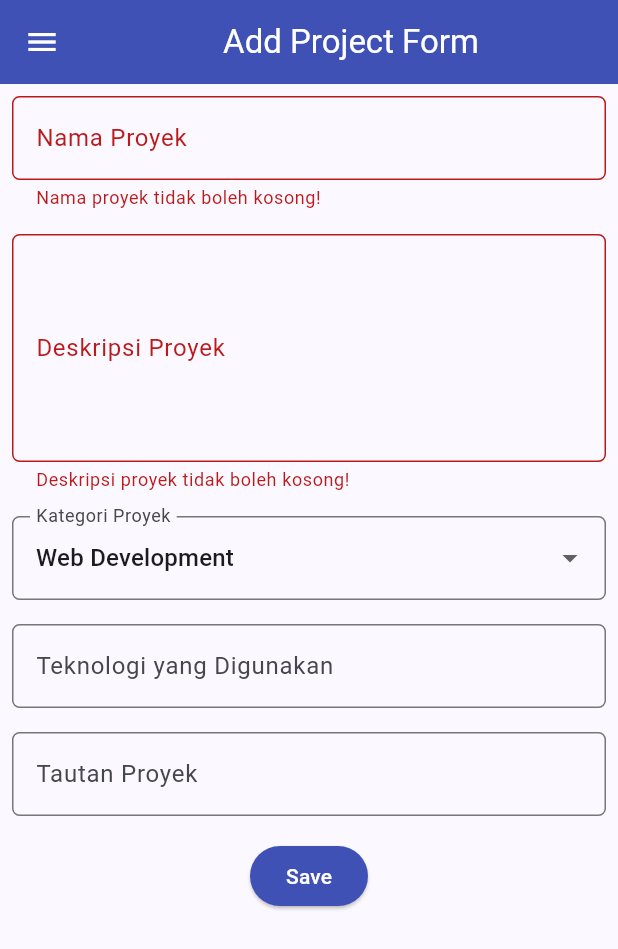
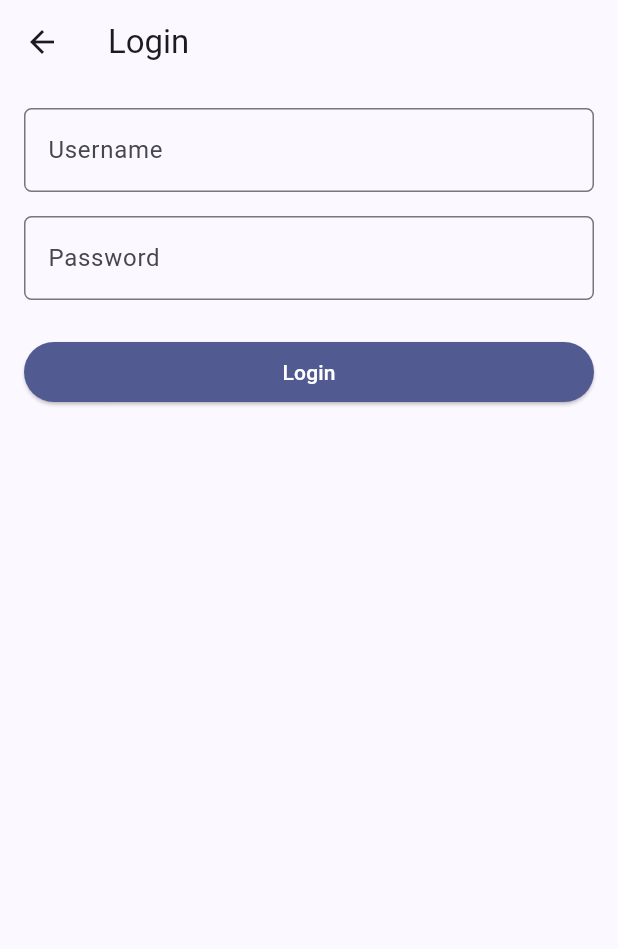
Before and after one commit to vlixl/myportofolio_mobile, a Flutter app: the ProjectFormPage screen opened directly, after a tap on "Save", on a phone screen of 412 x 824 dp. Shown: the top 949 px of the screen. Run offline on Flutter 3.47's test engine with Material 3 defaults, Android fonts, the phone set to English and light mode, and no system bars; our stand-ins replace material_ui; generated files the repository leaves out were written again.

Commit message:
chore: Token Authentication, Route Guard, and Authenticated POST

```diff
--- a/lib/main.dart
+++ b/lib/main.dart
@@ -1,16 +1,28 @@
 import 'package:material_ui/material_ui.dart';
 import 'package:myportofolio_mobile/screens/menu.dart';
+import 'package:myportofolio_mobile/services/api_client.dart';
+import 'package:myportofolio_mobile/services/auth_state.dart';
+import 'package:provider/provider.dart';
 
 void main() {
-  runApp(const MyApp());
+  runApp(MyApp(apiClient: ApiClient()));
 }
 
 class MyApp extends StatelessWidget {
-  const MyApp({super.key});
+  const MyApp({required this.apiClient, super.key});
+
+  final ApiClient apiClient;
 
   @override
   Widget build(BuildContext context) {
-    return MaterialApp(
+    // MultiProvider wraps the app and injects a collection of Provider objects.
+    // We usually use Provider object to pass one or more frequently reused objects such as API client or authentication state to the widgets in the tree.
+    return MultiProvider(
+      providers: [
+        Provider.value(value: apiClient),
+        ChangeNotifierProvider(create: (context) => AuthState(apiClient)),
+      ],
+      child: MaterialApp(
         title: 'MyPortfolio',
         theme: ThemeData(
           colorScheme: ColorScheme.fromSeed(
@@ -20,6 +32,7 @@ class MyApp extends StatelessWidget {
           useMaterial3: true,
         ),
         home: MyHomePage(),
+      ),
     );
   }
 }
--- /dev/null
+++ b/lib/screens/login_screen.dart
@@ -0,0 +1,117 @@
+import 'package:material_ui/material_ui.dart';
+import 'package:myportofolio_mobile/services/api_client.dart';
+import 'package:myportofolio_mobile/services/auth_state.dart';
+import 'package:provider/provider.dart';
+
+class LoginScreen extends StatefulWidget {
+  const LoginScreen({super.key});
+
+  @override
+  State<LoginScreen> createState() => _LoginScreenState();
+}
+
+class _LoginScreenState extends State<LoginScreen> {
+  final _formKey = GlobalKey<FormState>();
+
+  String _username = '';
+  String _password = '';
+  bool _isSubmitting = false;
+
+  Future<void> _submit() async {
+    if (!_formKey.currentState!.validate()) return;
+
+    setState(() {
+      _isSubmitting = true;
+    });
+
+    final auth = context.read<AuthState>();
+    final messenger = ScaffoldMessenger.of(context);
+
+    try {
+      await auth.login(_username, _password);
+      if (mounted){
+        Navigator.pop(context, true);
+      }
+    } on ApiException catch (e) {
+      messenger.showSnackBar(
+        SnackBar(
+          content: Text('Login failed: ${e.statusCode}'),
+          backgroundColor: Colors.red,
+        ),
+      );
+    } finally {
+      if (mounted){
+        setState(() {
+          _isSubmitting = false;
+        });
+      }
+    }
+  }
+
+  @override
+  Widget build(BuildContext context) {
+    return Scaffold(
+      appBar: AppBar(title: const Text('Login')),
+      body: Form(
+        key: _formKey,
+        child: SingleChildScrollView(
+          padding: const EdgeInsets.all(16),
+          child: Column(
+            crossAxisAlignment: CrossAxisAlignment.stretch,
+            children: [
+              TextFormField(
+                decoration: InputDecoration(
+                  hintText: 'Username',
+                  labelText: 'Username',
+                  border: OutlineInputBorder(
+                    borderRadius: BorderRadius.circular(5),
+                  ),
+                ),
+                onChanged: (value) => _username = value,
+                validator: (value) {
+                  if (value == null || value.isEmpty) {
+                    return 'Username cannot be empty!';
+                  }
+                  return null;
+                },
+              ),
+              const SizedBox(height: 16),
+              TextFormField(
+                obscureText: true,
+                decoration: InputDecoration(
+                  hintText: 'Password',
+                  labelText: 'Password',
+                  border: OutlineInputBorder(
+                    borderRadius: BorderRadius.circular(5),
+                  ),
+                ),
+                onChanged: (value) => _password = value,
+                validator: (value) {
+                  if (value == null || value.isEmpty) {
+                    return 'Password cannot be empty!';
+                  }
+                  return null;
+                },
+              ),
+              const SizedBox(height: 24),
+              ElevatedButton(
+                style: ElevatedButton.styleFrom(
+                  backgroundColor: Theme.of(context).colorScheme.primary,
+                  foregroundColor: Colors.white,
+                ),
+                onPressed: _isSubmitting ? null : _submit,
+                child: _isSubmitting
+                    ? const SizedBox(
+                        height: 20,
+                        width: 20,
+                        child: CircularProgressIndicator(strokeWidth: 2),
+                      )
+                    : const Text('Login'),
+              ),
+            ],
+          ),
+        ),
+      ),
+    );
+  }
+}
--- a/lib/screens/project_form.dart
+++ b/lib/screens/project_form.dart
@@ -1,5 +1,11 @@
 import 'package:material_ui/material_ui.dart';
+import 'package:myportofolio_mobile/models/project.dart';
+import 'package:myportofolio_mobile/services/api_client.dart';
 import 'package:myportofolio_mobile/widgets/left_drawer.dart';
+import 'package:provider/provider.dart';
+import 'package:myportofolio_mobile/services/auth_state.dart';
+import 'package:myportofolio_mobile/widgets/auth_guard.dart';
+import 'package:myportofolio_mobile/screens/login_screen.dart';
 
 class ProjectFormPage extends StatefulWidget {
   const ProjectFormPage({super.key});
@@ -11,19 +17,11 @@ class ProjectFormPage extends StatefulWidget {
 class _ProjectFormPageState extends State<ProjectFormPage> {
   final _formKey = GlobalKey<FormState>();
 
-  String _projectName = "";
+  String _title = "";
   String _description = "";
-  String _category = "Web Development"; // default
-  String _technologies = "";
-  String _projectLink = "";
-
-  final List<String> _categories = [
-    'Web Development',
-    'Mobile Development',
-    'Machine Learning',
-    'Data Science',
-    'Other',
-  ];
+  String _techStack = "";
+  String _projectUrl = "";
+  String _projectImageUrl = "";
 
   @override
   Widget build(BuildContext context) {
@@ -53,7 +51,7 @@ class _ProjectFormPageState extends State<ProjectFormPage> {
                   ),
                   onChanged: (String? value) {
                     setState(() {
-                      _projectName = value!;
+                      _title = value!;
                     });
                   },
                   validator: (String? value) {
@@ -91,33 +89,6 @@ class _ProjectFormPageState extends State<ProjectFormPage> {
                 ),
               ),
 
-              // === Category ===
-              Padding(
-                padding: const EdgeInsets.all(8.0),
-                child: DropdownButtonFormField<String>(
-                  decoration: InputDecoration(
-                    labelText: "Kategori Proyek",
-                    border: OutlineInputBorder(
-                      borderRadius: BorderRadius.circular(5.0),
-                    ),
-                  ),
-                  initialValue: _category,
-                  items: _categories
-                      .map(
-                        (category) => DropdownMenuItem(
-                          value: category,
-                          child: Text(category),
-                        ),
-                      )
-                      .toList(),
-                  onChanged: (String? newValue) {
-                    setState(() {
-                      _category = newValue!;
-                    });
-                  },
-                ),
-              ),
-
               // === Technologies ===
               Padding(
                 padding: const EdgeInsets.all(8.0),
@@ -131,13 +102,13 @@ class _ProjectFormPageState extends State<ProjectFormPage> {
                   ),
                   onChanged: (String? value) {
                     setState(() {
-                      _technologies = value!;
+                      _techStack = value!;
                     });
                   },
                 ),
               ),
 
-              // === Project Link ===
+              // === Project URL ===
               Padding(
                 padding: const EdgeInsets.all(8.0),
                 child: TextFormField(
@@ -150,7 +121,26 @@ class _ProjectFormPageState extends State<ProjectFormPage> {
                   ),
                   onChanged: (String? value) {
                     setState(() {
-                      _projectLink = value!;
+                      _projectUrl = value!;
+                    });
+                  },
+                ),
+              ),
+
+              // === Project Image URL ===
+              Padding(
+                padding: const EdgeInsets.all(8.0),
+                child: TextFormField(
+                  decoration: InputDecoration(
+                    hintText: "URL Gambar Proyek (opsional)",
+                    labelText: "Gambar Proyek",
+                    border: OutlineInputBorder(
+                      borderRadius: BorderRadius.circular(5.0),
+                    ),
+                  ),
+                  onChanged: (String? value) {
+                    setState(() {
+                      _projectImageUrl = value!;
                     });
                   },
                 ),
@@ -165,22 +155,44 @@ class _ProjectFormPageState extends State<ProjectFormPage> {
                     style: ButtonStyle(
                       backgroundColor: WidgetStateProperty.all(Colors.indigo),
                     ),
-                    onPressed: () {
+                    onPressed: () async {
+                      if (!await ensureLoggedIn(context)) return;
+                      if (!context.mounted) return;
                       if (_formKey.currentState!.validate()) {
+                        final token = context.read<AuthState>().token;
+                        if (token == null) return;
+
+                        final newProject = Project(
+                          title: _title,
+                          description: _description,
+                          techStack: _techStack,
+                          projectUrl: _projectUrl,
+                          projectImageUrl: _projectImageUrl,
+                        );
+
+                        try {
+                          await context.read<ApiClient>().createProject(
+                            newProject,
+                            token: token,
+                          );
+                          if (!context.mounted) return;
                           showDialog(
                             context: context,
                             builder: (context) {
                               return AlertDialog(
-                              title: const Text('Proyek berhasil ditambahkan!'),
+                                title: const Text(
+                                  'Proyek berhasil ditambahkan!',
+                                ),
                                 content: SingleChildScrollView(
                                   child: Column(
-                                  crossAxisAlignment: CrossAxisAlignment.start,
+                                    crossAxisAlignment:
+                                        CrossAxisAlignment.start,
                                     children: [
-                                    Text('Nama Proyek: $_projectName'),
+                                      Text('Nama Proyek: $_title'),
                                       Text('Deskripsi: $_description'),
-                                    Text('Kategori: $_category'),
-                                    Text('Teknologi: $_technologies'),
-                                    Text('Tautan: $_projectLink'),
+                                      Text('Teknologi: $_techStack'),
+                                      Text('Tautan: $_projectUrl'),
+                                      Text('Gambar: $_projectImageUrl'),
                                     ],
                                   ),
                                 ),
@@ -196,6 +208,25 @@ class _ProjectFormPageState extends State<ProjectFormPage> {
                               );
                             },
                           );
+                        } on ApiException catch (e) {
+                          if (e.statusCode == 401) {
+                            if (!context.mounted) return;
+                            await context.read<AuthState>().logout();
+
+                            if (!context.mounted) return;
+                            await ensureLoggedIn(context);
+                          } else {
+                            if (!context.mounted) return;
+
+                            ScaffoldMessenger.of(context).showSnackBar(
+                              SnackBar(
+                                content: Text(
+                                  'Failed to create project: ${e.statusCode}',
+                                ),
+                              ),
+                            );
+                          }
+                        }
                       }
                     },
                     child: const Text(
--- /dev/null
+++ b/lib/services/auth_state.dart
@@ -0,0 +1,32 @@
+import 'package:flutter/foundation.dart';
+import 'package:myportofolio_mobile/services/api_client.dart';
+
+/// Holds the in-memory authentication token for the current session.
+class AuthState extends ChangeNotifier {
+  AuthState(this._apiClient, {String? initialToken}) : _token = initialToken;
+
+  final ApiClient _apiClient;
+  String? _token;
+
+  String? get token => _token;
+  bool get isLoggedIn => _token != null;
+
+  Future<void> login(String username, String password) async {
+    _token = await _apiClient.obtainToken(username, password);
+    notifyListeners();
+  }
+
+  Future<void> logout() async {
+    final current = _token;
+    if (current == null) return;
+
+    try {
+      await _apiClient.logout(token: current);
+    } on ApiException {
+      // Continue with local logout even if server logout fails.
+    } finally {
+      _token = null;
+      notifyListeners();
+    }
+  }
+}
--- /dev/null
+++ b/lib/widgets/auth_guard.dart
@@ -0,0 +1,14 @@
+import 'package:material_ui/material_ui.dart';
+import 'package:myportofolio_mobile/screens/login_screen.dart';
+import 'package:myportofolio_mobile/services/auth_state.dart';
+import 'package:provider/provider.dart';
+
+/// Ensures the user is authenticated, pushing [LoginScreen] when needed.
+Future<bool> ensureLoggedIn(BuildContext context) async {
+  if (context.read<AuthState>().isLoggedIn) return true;
+  final loggedIn = await Navigator.push<bool>(
+    context,
+    MaterialPageRoute(builder: (context) => const LoginScreen()),
+  );
+  return loggedIn ?? false;
+}
--- a/lib/widgets/left_drawer.dart
+++ b/lib/widgets/left_drawer.dart
@@ -2,12 +2,18 @@ import 'package:material_ui/material_ui.dart';
 import 'package:myportofolio_mobile/screens/menu.dart';
 import 'package:myportofolio_mobile/screens/project_form.dart';
 import 'package:myportofolio_mobile/screens/achievement_form.dart';
+import 'package:provider/provider.dart';
+import 'package:myportofolio_mobile/services/auth_state.dart';
+import 'package:myportofolio_mobile/widgets/auth_guard.dart';
+import 'package:myportofolio_mobile/screens/login_screen.dart';
 
 class LeftDrawer extends StatelessWidget {
+
   const LeftDrawer({super.key});
 
   @override
   Widget build(BuildContext context) {
+    final isLoggedIn = context.watch<AuthState>().isLoggedIn;
     return Drawer(
       child: ListView(
         children: [
@@ -43,11 +49,14 @@ class LeftDrawer extends StatelessWidget {
               );
             },
           ),
+
           ListTile(
             leading: const Icon(Icons.add_circle_outline),
             title: const Text('Add Project'),
             // Navigasi ke halaman tambah proyek
-            onTap: () {
+            onTap: () async {
+              if (!await ensureLoggedIn(context)) return;
+              if (!context.mounted) return;
               Navigator.push(
                 context,
                 MaterialPageRoute(
@@ -59,7 +68,7 @@ class LeftDrawer extends StatelessWidget {
           ListTile(
             leading: const Icon(Icons.add_circle_outline),
             title: const Text('Add Achievement'),
-            // Navigasi ke halaman tambah proyek
+            // Navigasi ke halaman tambah achievement
             onTap: () {
               Navigator.push(
                 context,
@@ -69,6 +78,27 @@ class LeftDrawer extends StatelessWidget {
               );
             },
           ),
+
+          if (!isLoggedIn)
+          ListTile(
+            leading: const Icon(Icons.login),
+            title: const Text('login'),
+            onTap: () {
+              Navigator.push(
+                context,
+                MaterialPageRoute(
+                  builder: (context) => LoginScreen(),
+                ),
+              );
+            },
+          ),
+
+          if (isLoggedIn)
+          ListTile(
+            leading: const Icon(Icons.logout),
+            title: const Text('logout'),
+            onTap: () => context.read<AuthState>().logout(),
+          ),
         ],
       ),
     );
```
Also changed, not shown: lib/widgets/project_card.dart (+13 -1 lines). Lines whose indentation alone changed are shown as unchanged.
